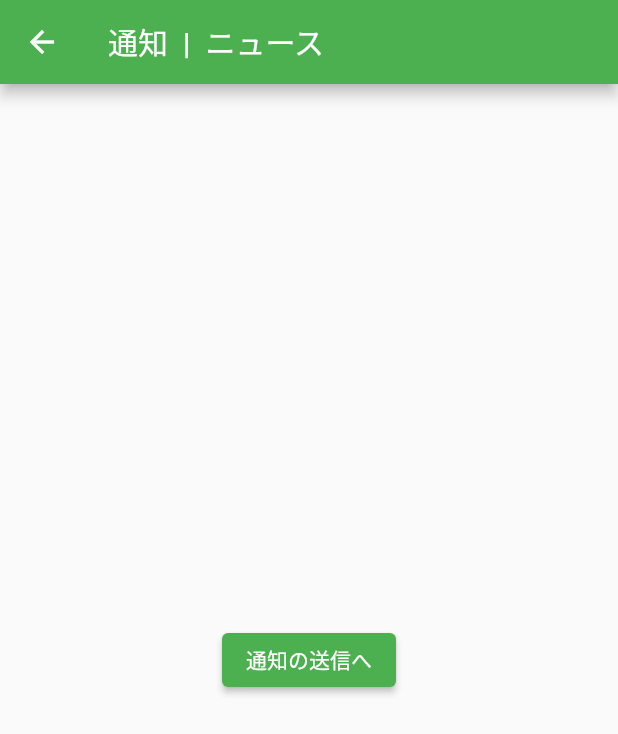
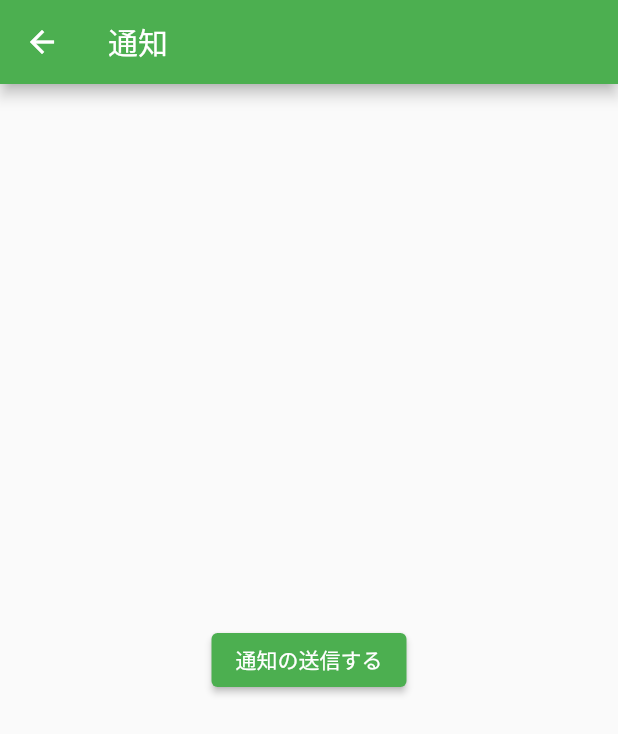
Before and after one commit to Sounn/garden_app, a Flutter app: the SendNotification screen opened by its route, on a phone screen of 412 x 824 dp. Shown: the top 734 px of the screen. Run offline on Flutter 3.47's test engine with Material 2 defaults, Android fonts, the phone set to English and light mode, and no system bars; our stand-ins replace cloud_firestore, firebase_auth, firebase_core, firebase_storage, flutter_local_notifications, image_picker and 1 more; missing offline and left inert: shortuuid; accounts and stored records are empty.

Commit message:
add notification

```diff
--- a/lib/send_notification_page.dart
+++ b/lib/send_notification_page.dart
@@ -9,21 +9,21 @@ class SendNotification extends StatefulWidget{
 class _SendNotificationState extends State<SendNotification> {
   void initState(){
     super.initState();
-    notificationPlugin
-      .SetListenerForLowerVersions(onNotificationInLowerVersions);
-    notificationPlugin.setOnNotificationClick(onNotificationClick);
+    // notificationPlugin
+    //   .SetListenerForLowerVersions(onNotificationInLowerVersions);
+    // notificationPlugin.setOnNotificationClick(onNotificationClick);
   }
 
   @override
   Widget build(BuildContext context){
     return Scaffold(
       appBar: AppBar(
-        title: Text('通知  |  ニュース'),
+        title: Text('通知'),
         backgroundColor: Colors.green,
       ),
       body:Center(
         child: ElevatedButton(
-          child: Text('通知の送信へ'),
+          child: Text('通知の送信する'),
           style: ButtonStyle(
             backgroundColor: MaterialStateProperty.all<Color>(Colors.green),
           ),
@@ -36,5 +36,6 @@ class _SendNotificationState extends State<SendNotification> {
 
   onNotificationInLowerVersions(ReceiveNotification rececedNotification){}
 
+  //通知をクリックした時の処理
   onNotificationClick(String payload){}
 }
```
Also changed, not shown: lib/NotificationPlugin.dart (+45 -43 lines), 1 other file.
